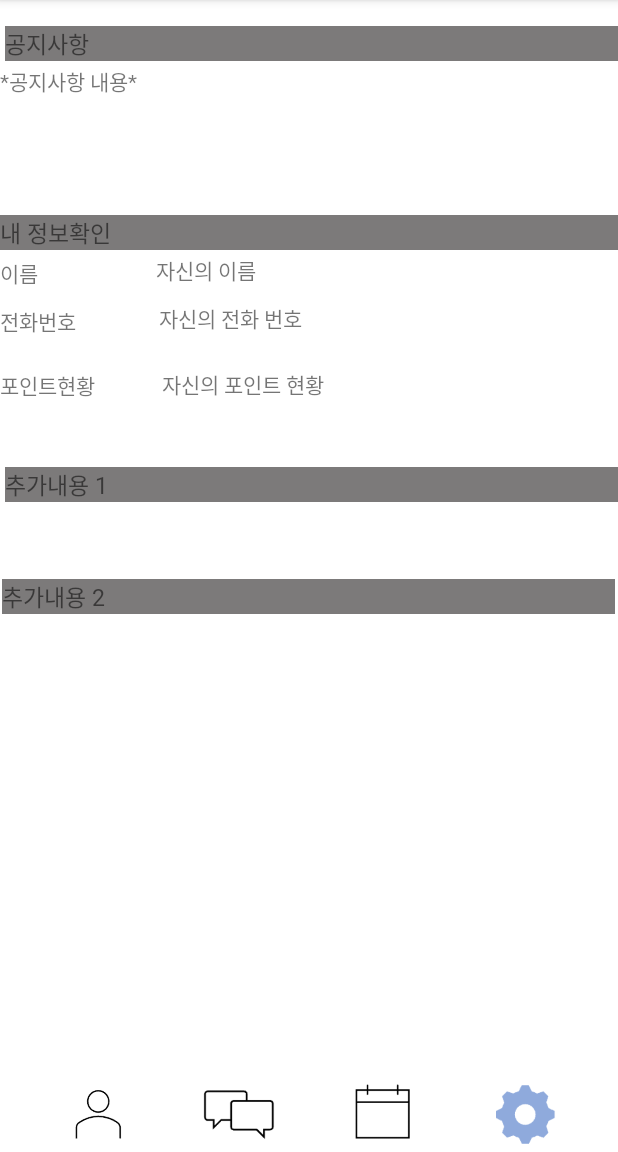
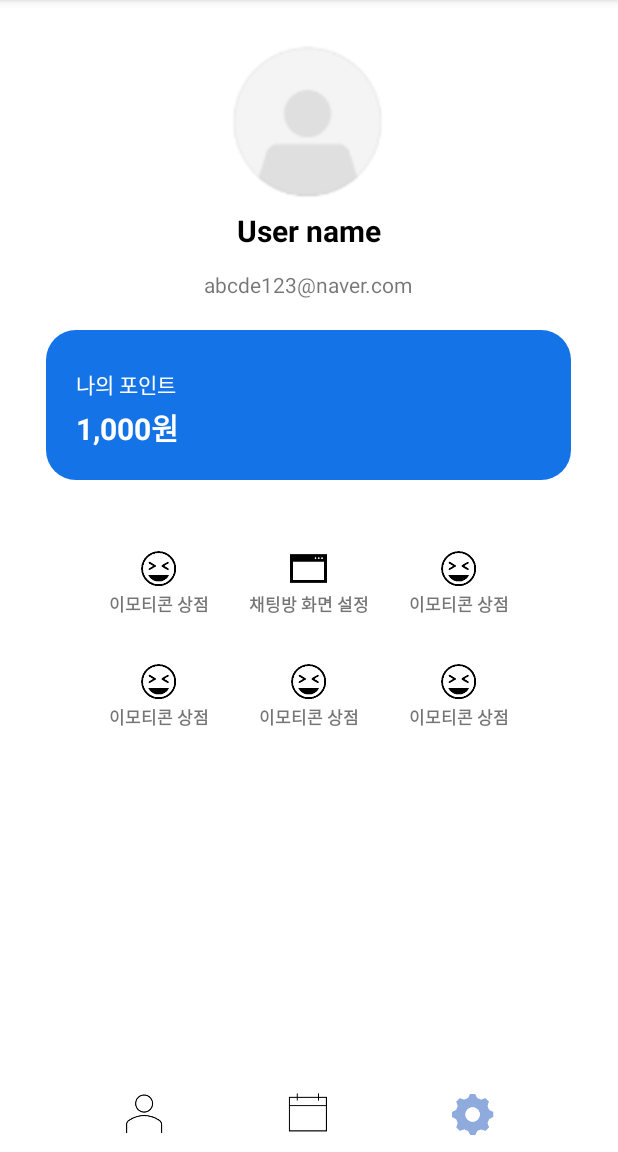
Before and after one commit to rcg3923/Mp, an Android app: the fragment SetFragment shown on its own in the app's theme, on a phone screen of 412 x 824 dp, the part 84-1236 px from its top. Run offline under Robolectric (Android 15) with nearby library versions, the phone set to English and light mode, and no system bars; 2 statements that could not run were skipped.

Commit message:
Add fragment_set.xml & modify fragments menubar

```diff
--- /dev/null
+++ b/app/src/main/res/drawable/icon_point_bottom.xml
@@ -0,0 +1,8 @@
+<?xml version="1.0" encoding="utf-8"?>
+<shape xmlns:android="http://schemas.android.com/apk/res/android"
+    android:shape="rectangle" android:padding = "10dp">
+    <solid android:color="#1473E6"/>
+    <corners
+        android:bottomRightRadius="20sp"
+        android:bottomLeftRadius="20sp"/>
+</shape>
--- /dev/null
+++ b/app/src/main/res/drawable/icon_point_top.xml
@@ -0,0 +1,8 @@
+<?xml version="1.0" encoding="utf-8"?>
+<shape xmlns:android="http://schemas.android.com/apk/res/android"
+    android:shape="rectangle" android:padding = "10dp">
+    <solid android:color="#1473E6"/>
+    <corners
+        android:topLeftRadius="20sp"
+        android:topRightRadius="20sp"/>
+</shape>
--- a/app/src/main/res/layout/fragment_set.xml
+++ b/app/src/main/res/layout/fragment_set.xml
@@ -7,174 +7,301 @@
     tools:context=".SetFragment">
 
 
+    <!-- 유저 프로필 사진 -->
+    <ImageButton
+        android:id="@+id/image_profille"
+        android:layout_width="130sp"
+        android:layout_height="130sp"
+        android:layout_marginTop="10sp"
+        android:layout_centerHorizontal="true"
+        android:adjustViewBounds="true"
+        android:scaleType="fitCenter"
+        android:background="@color/white"
+        android:src="@drawable/icon_user_set"/>
+
+    <!-- 유저 이름 텍스트 -->
     <TextView
-
-        android:layout_width="match_parent"
+        android:id="@+id/text_name"
+        android:layout_width="wrap_content"
         android:layout_height="wrap_content"
-        android:layout_alignParentStart="true"
-        android:layout_alignParentTop="true"
-        android:layout_marginStart="3dp"
-        android:layout_marginTop="17dp"
-        android:background="#7C7A7A"
-        android:text="공지사항"
-        android:textSize="15dp"
-        android:fontFamily="@font/dalseohealingmedium"
-        />
+        android:layout_centerHorizontal="true"
+        android:layout_marginTop="140dp"
+        android:text="User name"
+        android:textColor="@color/black"
+        android:textSize="20sp"
+        android:textStyle="bold" />
 
 
+    <!-- 유저 이메일 -->
     <TextView
-        android:layout_width="320dp"
-        android:layout_height="88dp"
-        android:layout_alignParentStart="true"
+        android:id="@+id/text_email"
+        android:layout_width="wrap_content"
+        android:layout_height="wrap_content"
         android:layout_alignParentTop="true"
-        android:layout_marginStart="0dp"
-        android:layout_marginTop="43dp"
-        android:fontFamily="@font/dalseohealingmedium"
-        android:text="*공지사항 내용*" />
+        android:layout_centerHorizontal="true"
+        android:layout_marginTop="180sp"
+        android:text="abcde123@naver.com" />
+
+    <!-- 포인트 텍스트 -->
+    <LinearLayout
+        android:layout_width="350sp"
+        android:layout_height="100sp"
+        android:layout_marginTop="220sp"
+        android:layout_centerHorizontal="true"
+        android:orientation="vertical"
+        >
 
         <TextView
-        android:layout_width="match_parent"
-        android:layout_height="wrap_content"
-        android:layout_alignParentStart="true"
-        android:layout_alignParentTop="true"
-        android:layout_marginStart="0dp"
-        android:layout_marginTop="143dp"
-        android:text="내 정보확인"
-        android:textSize="15dp"
-        android:background="#7C7A7A"
-        android:fontFamily="@font/dalseohealingmedium"/>
+            android:layout_width="350sp"
+            android:layout_height="50sp"
+            android:paddingTop="25sp"
+            android:paddingLeft="20sp"
+            android:text="나의 포인트"
+            android:textColor="@color/white"
+            android:background="@drawable/icon_point_top"/>
+        <TextView
+            android:id="@+id/text_point"
+            android:layout_width="350sp"
+            android:layout_height="50sp"
+            android:paddingLeft="20sp"
+            android:text="1,000원"
+            android:textColor="@color/white"
+            android:textSize="20sp"
+            android:textStyle="bold"
+            android:background="@drawable/icon_point_bottom"/>
+
+    </LinearLayout>
 
 
+    <!-- 아이콘 버튼 -->
+    <LinearLayout
+        android:layout_width="300sp"
+        android:layout_height="150sp"
+        android:layout_marginTop="350dp"
+        android:layout_centerHorizontal="true"
+        android:orientation="vertical">
 
-    <TextView
-        android:layout_width="70dp"
-        android:layout_height="wrap_content"
-        android:layout_alignParentStart="true"
-        android:layout_alignParentTop="true"
-        android:layout_marginTop="171dp"
-        android:fontFamily="@font/dalseohealingmedium"
-        android:text="이름" />
+        <!-- 버튼 상단 3개 -->
+        <LinearLayout
+            android:layout_width="300sp"
+            android:layout_height="75sp">
 
-    <TextView
-        android:layout_width="70dp"
-        android:layout_height="wrap_content"
-        android:layout_alignParentStart="true"
-        android:layout_alignParentTop="true"
-        android:layout_marginTop="203dp"
-        android:fontFamily="@font/dalseohealingmedium"
-        android:text="전화번호" />
+            <!-- 상단 버튼1 -->
+            <LinearLayout
+                android:layout_width="100sp"
+                android:layout_height="75sp"
+                android:gravity="center"
+                android:orientation="vertical"
+                >
+                <ImageButton
+                    android:layout_width="30sp"
+                    android:layout_height="30sp"
 
-    <TextView
-        android:layout_width="70dp"
-        android:layout_height="wrap_content"
-        android:layout_alignParentStart="true"
-        android:layout_alignParentTop="true"
-        android:layout_marginTop="246dp"
-        android:fontFamily="@font/dalseohealingmedium"
-        android:text="포인트현황" />
-
+                    android:background="@color/white"
+                    android:adjustViewBounds="true"
+                    android:scaleType="fitCenter"
+                    android:src="@drawable/icon_btn_shop" />
 
                 <TextView
                     android:layout_width="wrap_content"
                     android:layout_height="wrap_content"
-        android:layout_alignParentStart="true"
-        android:layout_alignParentTop="true"
-        android:layout_marginStart="104dp"
-        android:layout_marginTop="169dp"
-        android:fontFamily="@font/dalseohealingmedium"
-        android:text="자신의 이름" />
+                    android:text="이모티콘 상점"
+                    android:textSize="11sp"
+                    android:textStyle="bold"/>
+            </LinearLayout>
+
+            <!-- 상단 버튼2 -->
+            <LinearLayout
+                android:layout_width="100sp"
+                android:layout_height="75sp"
+                android:gravity="center"
+                android:orientation="vertical"
+                >
+                <ImageButton
+                    android:layout_width="30sp"
+                    android:layout_height="30sp"
+
+                    android:background="@color/white"
+                    android:adjustViewBounds="true"
+                    android:scaleType="fitCenter"
+                    android:src="@drawable/icon_btn_window" />
 
                 <TextView
                     android:layout_width="wrap_content"
                     android:layout_height="wrap_content"
-        android:layout_alignParentStart="true"
-        android:layout_alignParentTop="true"
-        android:layout_marginStart="106dp"
-        android:layout_marginTop="201dp"
-        android:text="자신의 전화 번호" />
+                    android:text="채팅방 화면 설정"
+                    android:textSize="11sp"
+                    android:textStyle="bold"/>
+            </LinearLayout>
+
+            <!-- 상단 버튼3 -->
+            <LinearLayout
+                android:layout_width="100sp"
+                android:layout_height="75sp"
+                android:gravity="center"
+                android:orientation="vertical"
+                >
+                <ImageButton
+                    android:layout_width="30sp"
+                    android:layout_height="30sp"
+
+                    android:background="@color/white"
+                    android:adjustViewBounds="true"
+                    android:scaleType="fitCenter"
+                    android:src="@drawable/icon_btn_shop" />
 
                 <TextView
                     android:layout_width="wrap_content"
                     android:layout_height="wrap_content"
-        android:layout_alignParentStart="true"
-        android:layout_alignParentTop="true"
-        android:layout_marginStart="108dp"
-        android:layout_marginTop="245dp"
-        android:fontFamily="@font/dalseohealingmedium"
-        android:text="자신의 포인트 현황" />
+                    android:text="이모티콘 상점"
+                    android:textSize="11sp"
+                    android:textStyle="bold"/>
+            </LinearLayout>
+
+        </LinearLayout>
+
+        <!-- 하단 버튼 3개 -->
+        <LinearLayout
+            android:layout_width="300sp"
+            android:layout_height="75sp"
+            android:orientation="horizontal">
+
+            <!-- 하단버튼 4 -->
+            <LinearLayout
+                android:layout_width="100sp"
+                android:layout_height="75sp"
+                android:gravity="center"
+                android:orientation="vertical"
+                >
+                <ImageButton
+                    android:layout_width="30sp"
+                    android:layout_height="30sp"
+
+                    android:background="@color/white"
+                    android:adjustViewBounds="true"
+                    android:scaleType="fitCenter"
+                    android:src="@drawable/icon_btn_shop" />
+
+                <TextView
+                    android:layout_width="wrap_content"
+                    android:layout_height="wrap_content"
+                    android:text="이모티콘 상점"
+                    android:textSize="11sp"
+                    android:textStyle="bold"/>
+            </LinearLayout>
+
+            <!-- 하단 버튼5 -->
+            <LinearLayout
+                android:layout_width="100sp"
+                android:layout_height="75sp"
+                android:gravity="center"
+                android:orientation="vertical"
+                >
+                <ImageButton
+                    android:layout_width="30sp"
+                    android:layout_height="30sp"
+
+                    android:background="@color/white"
+                    android:adjustViewBounds="true"
+                    android:scaleType="fitCenter"
+                    android:src="@drawable/icon_btn_shop" />
+
+                <TextView
+                    android:layout_width="wrap_content"
+                    android:layout_height="wrap_content"
+                    android:text="이모티콘 상점"
+                    android:textSize="11sp"
+                    android:textStyle="bold"/>
+            </LinearLayout>
+
+            <!-- 하단 버튼6 -->
+            <LinearLayout
+                android:layout_width="100sp"
+                android:layout_height="75sp"
+                android:gravity="center"
+                android:orientation="vertical"
+                >
+                <ImageButton
+                    android:layout_width="30sp"
+                    android:layout_height="30sp"
+
+                    android:background="@color/white"
+                    android:adjustViewBounds="true"
+                    android:scaleType="fitCenter"
+                    android:src="@drawable/icon_btn_shop" />
+
+                <TextView
+                    android:layout_width="wrap_content"
+                    android:layout_height="wrap_content"
+                    android:text="이모티콘 상점"
+                    android:textSize="11sp"
+                    android:textStyle="bold"/>
+            </LinearLayout>
+
+        </LinearLayout>
+
+    </LinearLayout>
 
 
-    <TextView
-        android:layout_width="match_parent"
-        android:layout_height="wrap_content"
-        android:layout_alignParentStart="true"
-        android:layout_alignParentTop="true"
-        android:layout_alignParentEnd="true"
-        android:layout_marginStart="3dp"
-        android:layout_marginTop="311dp"
-        android:layout_marginEnd="0dp"
-        android:background="#7C7A7A"
-        android:fontFamily="@font/dalseohealingmedium"
-        android:text="추가내용 1"
-        android:textSize="15dp" />
 
-    <TextView
-        android:layout_width="match_parent"
-        android:layout_height="wrap_content"
-        android:layout_alignParentStart="true"
-        android:layout_alignParentTop="true"
-        android:layout_alignParentEnd="true"
+    <!-- 하단바 -->
+    <LinearLayout
+        android:layout_width="330sp"
+        android:layout_height="50sp"
+        android:layout_gravity="center"
+        android:layout_alignParentBottom="true"
+        android:background="@color/white"
         android:layout_centerHorizontal="true"
-        android:layout_marginStart="1dp"
-        android:layout_marginTop="386dp"
-        android:layout_marginEnd="2dp"
-        android:background="#7C7A7A"
-        android:fontFamily="@font/dalseohealingmedium"
-        android:text="추가내용 2"
-        android:textSize="15dp" />
+        android:orientation="horizontal">
+
+
+        <!-- 하단바 버튼1 -->
         <LinearLayout
-
-        android:layout_width="match_parent"
-        android:layout_height="50dp"
-        android:layout_alignParentBottom="true"
-        android:background="@color/white">
+            android:layout_width="110sp"
+            android:layout_height="50sp"
+            android:gravity="center">
 
             <ImageButton
                 android:id="@+id/button_main"
-            android:layout_width="70dp"
-            android:layout_height="wrap_content"
-            android:layout_marginLeft="30dp"
+                android:layout_width="50sp"
+                android:layout_height="40sp"
                 android:adjustViewBounds="true"
                 android:scaleType="fitCenter"
                 android:background="@color/white"
                 android:src="@drawable/icon_btn_main" />
 
-        <ImageButton
-            android:id="@+id/button_chat"
-            android:layout_width="70dp"
-            android:layout_height="wrap_content"
-            android:layout_marginLeft="25dp"
-            android:adjustViewBounds="true"
-            android:scaleType="fitCenter"
-            android:background="@color/white"
-            android:src="@drawable/icon_btn_chat"
-            />
+        </LinearLayout>
+
+
+        <!-- 하단바 버튼2 -->
+        <LinearLayout
+            android:layout_width="110sp"
+            android:layout_height="50sp"
+            android:gravity="center">
+
             <ImageButton
                 android:id="@+id/button_calendar"
-            android:layout_width="70dp"
+                android:layout_width="35sp"
                 android:layout_height="wrap_content"
-            android:layout_marginLeft="25dp"
                 android:adjustViewBounds="true"
                 android:scaleType="fitCenter"
                 android:background="@color/white"
                 android:src="@drawable/icon_btn_cal"
                 />
 
+        </LinearLayout>
+
+
+        <!-- 하단바 버튼3 -->
+        <LinearLayout
+            android:layout_width="110sp"
+            android:layout_height="50sp"
+            android:gravity="center">
+
             <ImageButton
                 android:id="@+id/button_set"
-            android:layout_width="70dp"
+                android:layout_width="35sp"
                 android:layout_height="wrap_content"
-            android:layout_marginLeft="25dp"
                 android:adjustViewBounds="true"
                 android:scaleType="fitCenter"
                 android:background="@color/white"
@@ -183,4 +310,7 @@
 
         </LinearLayout>
 
+    </LinearLayout>
+
+
 </RelativeLayout>
```
Also changed, not shown: app/src/main/res/layout/fragment_calendar.xml (+43 -26 lines), app/src/main/res/layout/fragment_chat.xml (+41 -22 lines), app/src/main/res/layout/fragment_main.xml (+45 -27 lines), app/src/main/res/drawable/icon_btn_shop.png (added), app/src/main/res/drawable/icon_btn_window.png (added), app/src/main/res/drawable/icon_user_set.png (added). Lines whose indentation alone changed are shown as unchanged.
